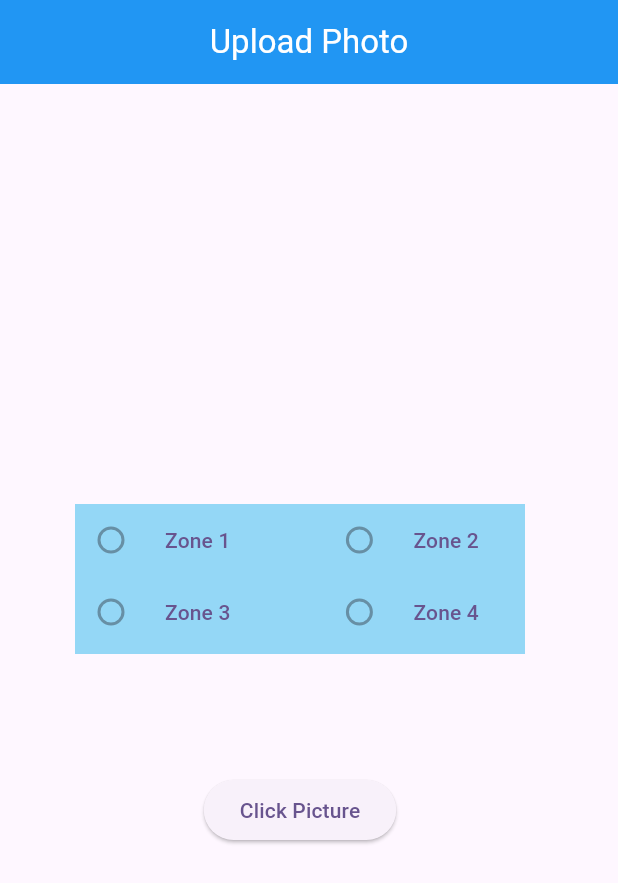
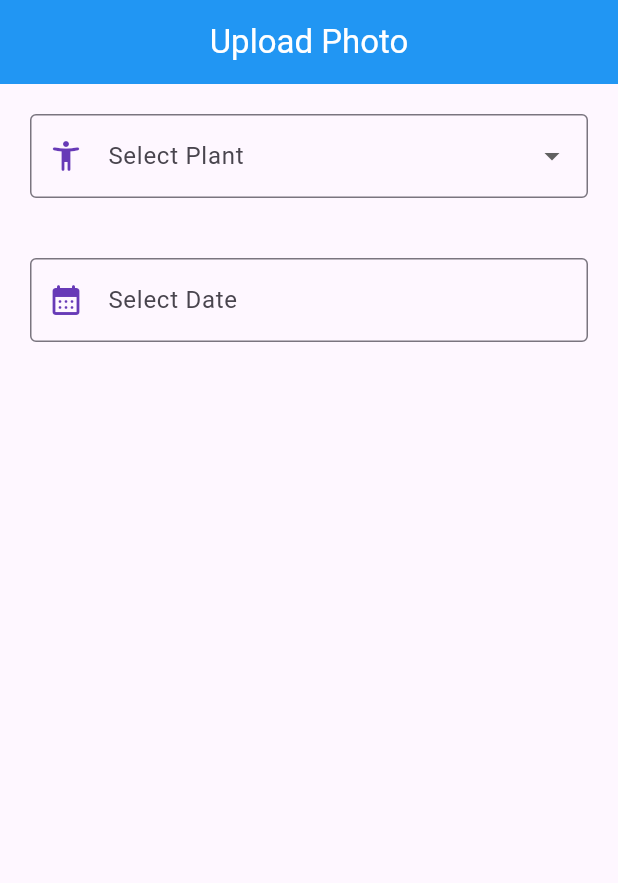
Before and after one commit to a-mythh/Fixed-Point-Adherence, a Flutter app: the screen it shows after launch, on a phone screen of 412 x 824 dp. Shown: the top 883 px of the screen. Run offline on Flutter 3.47's test engine with Material 2 defaults, Android fonts, the phone set to English and light mode, and no system bars; our stand-ins replace camera.

Commit message:
added inputs for plant and date

```diff
--- /dev/null
+++ b/lib/data_entry_form.dart
@@ -0,0 +1,115 @@
+import 'package:flutter/material.dart';
+import 'package:intl/intl.dart';
+
+class DataEntryForm extends StatefulWidget {
+  const DataEntryForm({super.key});
+
+  @override
+  State<DataEntryForm> createState() => _DataEntryFormState();
+}
+
+class _DataEntryFormState extends State<DataEntryForm> {
+
+  // constructor of the form class
+  _DataEntryFormState() {
+    _selected_plant = _plantList[0];
+  }
+
+  // initialize the state variables
+  @override
+  void initState() {
+
+    _date_picked.text = "";
+    super.initState();
+
+  }
+
+  // function to open date picker
+  Future _select_date() async {
+
+    DateTime? datePicked = await showDatePicker(
+              context: context,
+              initialDate: DateTime.now(),
+              firstDate: DateTime(2022),
+              lastDate: DateTime.now()
+          );
+
+    if (datePicked != null)
+    {
+      setState(() {
+        _date_picked.text = DateFormat('dd-MMMM-yyyy').format(datePicked);
+      });
+    }
+  }
+
+  // declare controllers here
+  final TextEditingController _date_picked = TextEditingController();
+
+  // declare variables here
+  final _plantList = ["Chennai", "Mumbai", "Kolkata", "Shillong", "Delhi"];
+  String? _selected_plant = "";
+
+  @override
+  Widget build(BuildContext context) {
+    return Container(
+      padding: const EdgeInsets.all(20.0),
+      child: ListView(
+
+        children: [
+
+          // select plant
+          DropdownButtonFormField(
+
+            // add some decoration to the drop down menu
+            decoration: const InputDecoration(
+              labelText: "Select Plant",
+              prefixIcon: Icon(
+                Icons.accessibility_new_rounded,
+                color: Colors.deepPurple,
+              ),
+              border: OutlineInputBorder(),
+            ),
+
+            // list of items to show in the plant drop down menu
+            items: _plantList
+                .map((plant) => DropdownMenuItem(
+                      value: plant,
+                      child: Text(plant),
+                    ))
+                .toList(),
+
+            // what happens when a value is selected
+            onChanged: (value) {
+              setState(() {
+                _selected_plant = value as String;
+              });
+            },
+          ),
+
+          const SizedBox(height: 40,),
+
+          // select date
+          TextFormField(
+
+            controller: _date_picked,
+
+            readOnly: true,
+
+            onTap: () => _select_date(),
+
+
+            decoration: const InputDecoration(
+              labelText: "Select Date",
+              prefixIcon: Icon(
+                Icons.calendar_month_rounded,
+                color: Colors.deepPurple
+              ),
+              border: OutlineInputBorder(),
+            ),
+          )
+
+        ],
+      ),
+    );
+  }
+}
--- a/lib/main.dart
+++ b/lib/main.dart
@@ -1,6 +1,7 @@
 import 'package:flutter/material.dart';
+import 'package:path_validation/data_entry_form.dart';
 // import 'package:path_validation/form_input.dart';
-import 'package:path_validation/input_form.dart';
+// import 'package:path_validation/input_form.dart';
 // import 'package:path_validation/input_form.dart';
 
 
@@ -29,7 +30,8 @@ class HomePage extends StatelessWidget {
         backgroundColor: Colors.blue,
         foregroundColor: Colors.white,
       ),
-      body: const InputForm(),
+      // body: const InputForm(),
+      body: const DataEntryForm(),
     );
   }
 }
--- a/pubspec.yaml
+++ b/pubspec.yaml
@@ -30,6 +30,7 @@ environment:
 dependencies:
   flutter:
     sdk: flutter
+  intl: ^0.17.0
 
 
   # The following adds the Cupertino Icons font to your application.
```
Also changed, not shown: pubspec.lock.
